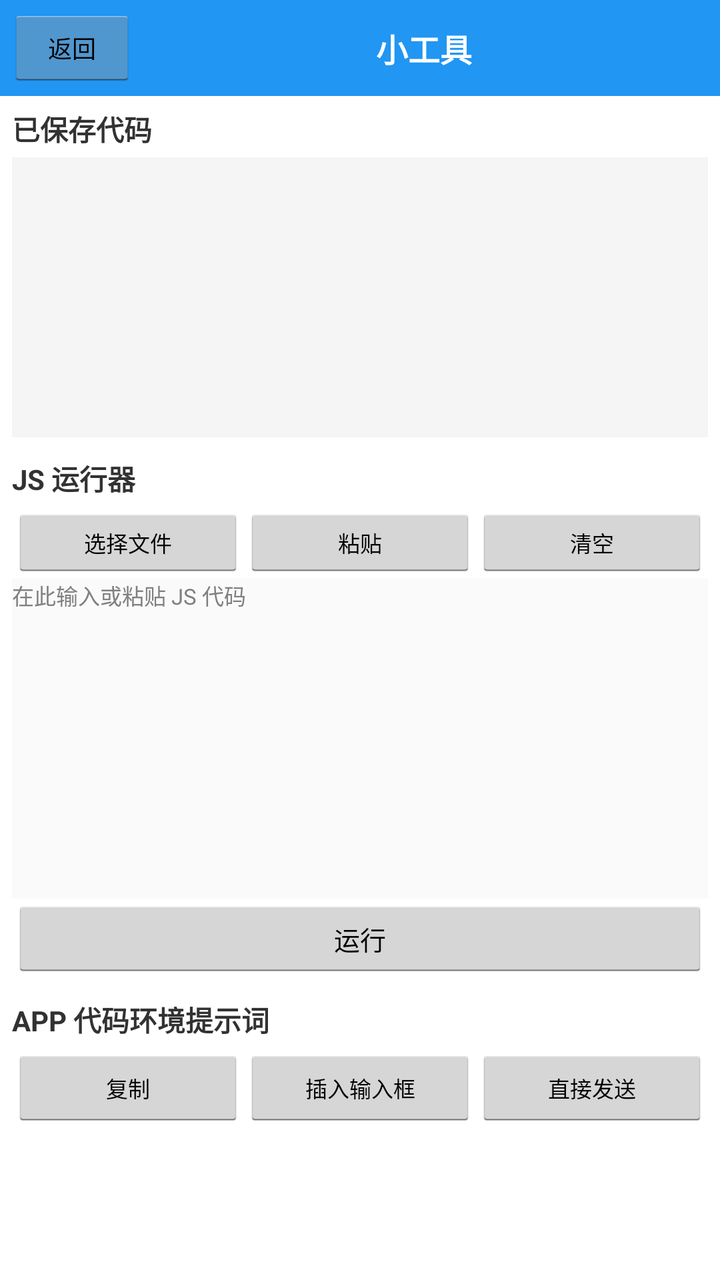
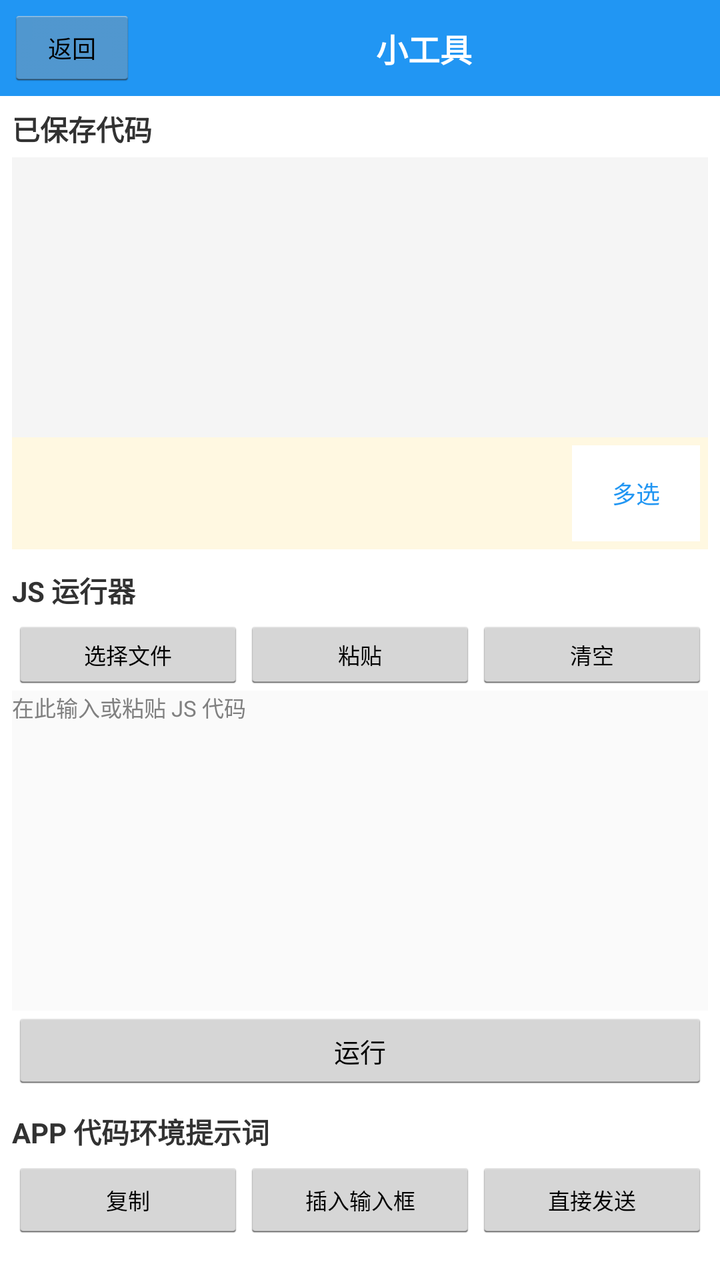

Two renders of the same Android screen: before a commit and after it. Below are the layout's source before the change and the commit's diff.
<!-- AndroidManifest.xml: application theme AppTheme -->
<!-- res/layout/activity_tools.xml -->
<?xml version="1.0" encoding="utf-8"?>
<LinearLayout xmlns:android="http://schemas.android.com/apk/res/android"
    android:orientation="vertical"
    android:layout_width="match_parent"
    android:layout_height="match_parent"
    android:background="#FFFFFF">

    <LinearLayout
        android:orientation="horizontal"
        android:layout_width="match_parent"
        android:layout_height="wrap_content"
        android:background="#2196F3"
        android:gravity="center_vertical"
        android:padding="4dp">

        <Button
            android:id="@+id/tools_back_button"
            android:layout_width="wrap_content"
            android:layout_height="40dp"
            android:text="返回"
            android:textSize="12sp" />

        <TextView
            android:layout_width="0dp"
            android:layout_height="wrap_content"
            android:layout_weight="1"
            android:gravity="center"
            android:text="小工具"
            android:textColor="#FFFFFF"
            android:textSize="16sp"
            android:textStyle="bold" />
    </LinearLayout>

    <ScrollView
        android:layout_width="match_parent"
        android:layout_height="0dp"
        android:layout_weight="1"
        android:fillViewport="true">

        <LinearLayout
            android:orientation="vertical"
            android:layout_width="match_parent"
            android:layout_height="wrap_content"
            android:padding="6dp">

            <TextView
                android:layout_width="match_parent"
                android:layout_height="wrap_content"
                android:text="已保存代码"
                android:textSize="14sp"
                android:textStyle="bold"
                android:paddingBottom="4dp" />

            <ListView
                android:id="@+id/tools_file_list"
                android:layout_width="match_parent"
                android:layout_height="140dp"
                android:background="#F5F5F5" />

            <TextView
                android:layout_width="match_parent"
                android:layout_height="wrap_content"
                android:text="JS 运行器"
                android:textSize="14sp"
                android:textStyle="bold"
                android:paddingTop="10dp"
                android:paddingBottom="4dp" />

            <LinearLayout
                android:orientation="horizontal"
                android:layout_width="match_parent"
                android:layout_height="wrap_content">

                <Button
                    android:id="@+id/tools_js_from_file_button"
                    android:layout_width="0dp"
                    android:layout_height="36dp"
                    android:layout_weight="1"
                    android:text="选择文件"
                    android:textSize="11sp" />

                <Button
                    android:id="@+id/tools_js_paste_button"
                    android:layout_width="0dp"
                    android:layout_height="36dp"
                    android:layout_weight="1"
                    android:text="粘贴"
                    android:textSize="11sp" />

                <Button
                    android:id="@+id/tools_js_clear_button"
                    android:layout_width="0dp"
                    android:layout_height="36dp"
                    android:layout_weight="1"
                    android:text="清空"
                    android:textSize="11sp" />
            </LinearLayout>

            <EditText
                android:id="@+id/tools_js_input"
                android:layout_width="match_parent"
                android:layout_height="160dp"
                android:gravity="top|start"
                android:textSize="11sp"
                android:background="#FAFAFA"
                android:hint="在此输入或粘贴 JS 代码" />

            <Button
                android:id="@+id/tools_js_run_button"
                android:layout_width="match_parent"
                android:layout_height="40dp"
                android:text="运行"
                android:textSize="13sp" />

            <TextView
                android:layout_width="match_parent"
                android:layout_height="wrap_content"
                android:text="APP 代码环境提示词"
                android:textSize="14sp"
                android:textStyle="bold"
                android:paddingTop="10dp"
                android:paddingBottom="4dp" />

            <LinearLayout
                android:orientation="horizontal"
                android:layout_width="match_parent"
                android:layout_height="wrap_content">

                <Button
                    android:id="@+id/tools_env_copy_button"
                    android:layout_width="0dp"
                    android:layout_height="40dp"
                    android:layout_weight="1"
                    android:text="复制"
                    android:textSize="11sp" />

                <Button
                    android:id="@+id/tools_env_insert_button"
                    android:layout_width="0dp"
                    android:layout_height="40dp"
                    android:layout_weight="1"
                    android:text="插入输入框"
                    android:textSize="11sp" />

                <Button
                    android:id="@+id/tools_env_send_button"
                    android:layout_width="0dp"
                    android:layout_height="40dp"
                    android:layout_weight="1"
                    android:text="直接发送"
                    android:textSize="11sp" />
            </LinearLayout>
        </LinearLayout>
    </ScrollView>
</LinearLayout>
<!-- resources referenced by this layout -->
<resources>
  <style name="AppTheme" parent="@android:style/Theme.Holo.Light">
          <item name="android:windowBackground">@color/background</item>
          <item name="android:actionBarStyle">@style/ActionBarStyle</item>
      </style>
  <color name="background">#f5f5f5</color>
  <style name="ActionBarStyle" parent="@android:style/Widget.Holo.Light.ActionBar">
          <item name="android:background">@color/primary</item>
      </style>
  <color name="primary">#2196f3</color>
</resources>

<!-- the commit's change to res/layout/activity_tools.xml (unified diff, before → after) -->
@@ -57,6 +57,84 @@
                 android:layout_height="140dp"
                 android:background="#F5F5F5" />
 
+            <LinearLayout
+                android:id="@+id/tools_selection_bar"
+                android:orientation="vertical"
+                android:background="#FFF8E1"
+                android:padding="4dp"
+                android:layout_width="match_parent"
+                android:layout_height="wrap_content">
+                <LinearLayout
+                    android:gravity="center_vertical"
+                    android:orientation="horizontal"
+                    android:layout_width="match_parent"
+                    android:layout_height="wrap_content">
+                    <TextView
+                        android:id="@+id/tools_selection_count"
+                        android:textSize="12sp"
+                        android:textColor="#8D6E00"
+                        android:layout_width="0dp"
+                        android:layout_height="wrap_content"
+                        android:layout_weight="1"/>
+                    <Button
+                        android:id="@+id/tools_select_button"
+                        android:textSize="12sp"
+                        android:textColor="@color/primary"
+                        android:background="@android:color/white"
+                        android:padding="6dp"
+                        android:layout_width="wrap_content"
+                        android:layout_height="wrap_content"
+                        android:text="多选"/>
+                    <Button
+                        android:id="@+id/tools_selection_cancel_button"
+                        android:textSize="12sp"
+                        android:textColor="@color/primary"
+                        android:background="@android:color/white"
+                        android:padding="6dp"
+                        android:visibility="gone"
+                        android:layout_width="wrap_content"
+                        android:layout_height="wrap_content"
+                        android:text="取消"/>
+                </LinearLayout>
+                <LinearLayout
+                    android:id="@+id/tools_selection_actions"
+                    android:orientation="horizontal"
+                    android:visibility="gone"
+                    android:layout_width="match_parent"
+                    android:layout_height="wrap_content">
+                    <Button
+                        android:id="@+id/tools_selection_all_button"
+                        android:textSize="12sp"
+                        android:textColor="@color/primary"
+                        android:background="@android:color/white"
+                        android:padding="6dp"
+                        android:layout_width="0dp"
+                        android:layout_height="wrap_content"
+                        android:layout_weight="1"
+                        android:text="全选"/>
+                    <Button
+                        android:id="@+id/tools_selection_invert_button"
+                        android:textSize="12sp"
+                        android:textColor="@color/primary"
+                        android:background="@android:color/white"
+                        android:padding="6dp"
+                        android:layout_width="0dp"
+                        android:layout_height="wrap_content"
+                        android:layout_weight="1"
+                        android:text="反选"/>
+                    <Button
+                        android:id="@+id/tools_selection_delete_button"
+                        android:textSize="12sp"
+                        android:textColor="@color/primary"
+                        android:background="@android:color/white"
+                        android:padding="6dp"
+                        android:layout_width="0dp"
+                        android:layout_height="wrap_content"
+                        android:layout_weight="1"
+                        android:text="删除选中"/>
+                </LinearLayout>
+            </LinearLayout>
+
             <TextView
                 android:layout_width="match_parent"
                 android:layout_height="wrap_content"
